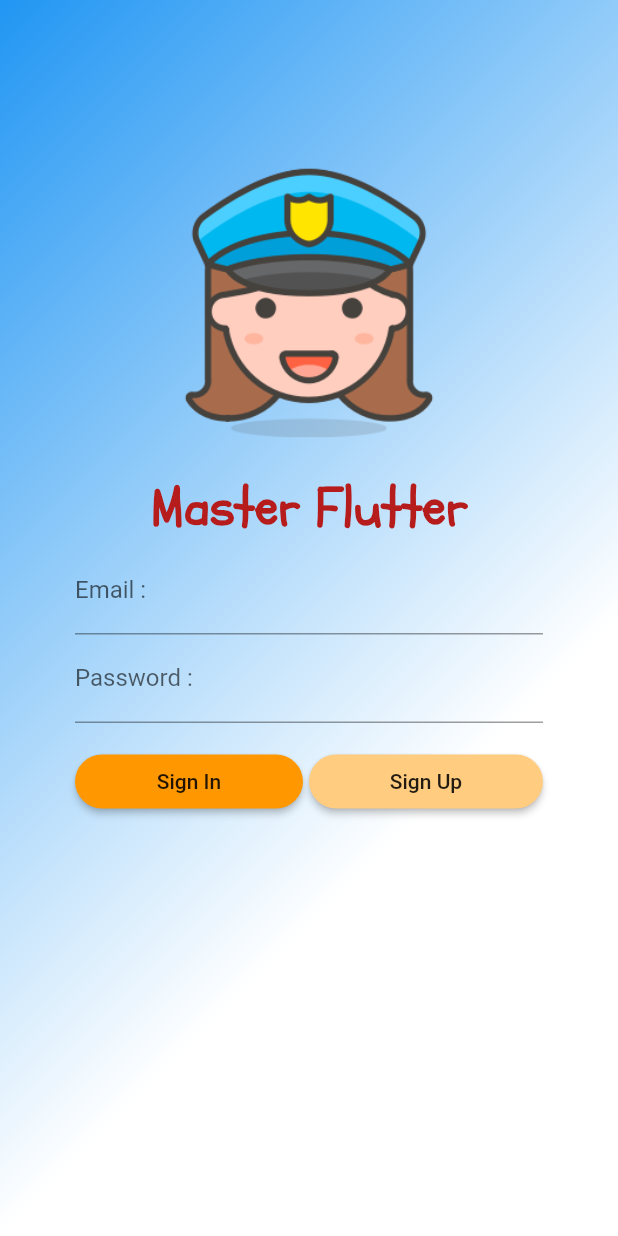
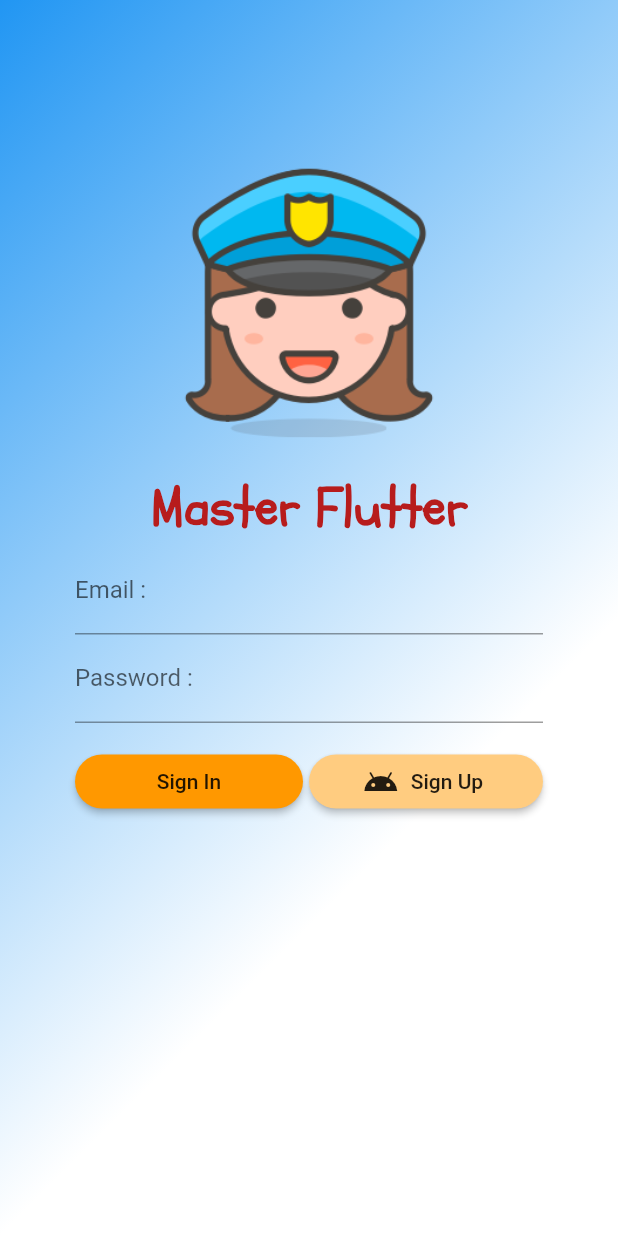
Before and after one commit to masterUNG/MasterFirebase, a Flutter app: the Authen screen opened directly, on a phone screen of 412 x 824 dp. Run offline on Flutter 3.47's test engine with Material 2 defaults, Android fonts, the phone set to English and light mode, and no system bars.

Commit message:
before Lunceh

```diff
--- a/lib/main.dart
+++ b/lib/main.dart
@@ -10,10 +10,12 @@ void main() {
 class MyApp extends StatelessWidget {
   @override
   Widget build(BuildContext context) {
-    SystemChrome.setPreferredOrientations([DeviceOrientation.portraitUp,DeviceOrientation.portraitDown]);
+    SystemChrome.setPreferredOrientations(
+        [DeviceOrientation.portraitUp, DeviceOrientation.portraitDown]);
     return MaterialApp(
+      debugShowCheckedModeBanner: false,
       title: 'Master Firbase',
-      home: Register(),
+      home: Authen(),
     );
   }
 }
--- a/lib/screens/authen.dart
+++ b/lib/screens/authen.dart
@@ -1,4 +1,5 @@
 import 'package:flutter/material.dart';
+import '../screens/register.dart';
 
 class Authen extends StatefulWidget {
   @override
@@ -6,11 +7,18 @@ class Authen extends StatefulWidget {
 }
 
 class _AuthenState extends State<Authen> {
-  Widget signUpButton() {
-    return RaisedButton(color: Colors.orange[200],
+  Widget signUpButton(BuildContext context) {
+    return RaisedButton.icon(
+      icon: Icon(Icons.android),
+      label: Text('Sign Up'),
+      color: Colors.orange[200],
       shape: RoundedRectangleBorder(borderRadius: BorderRadius.circular(30.0)),
-      child: Text('Sign Up'),
-      onPressed: () {},
+      onPressed: () {
+        print('You Click Sign Up');
+        var registerRoute =
+            MaterialPageRoute(builder: (BuildContext context) => Register());
+            Navigator.of(context).push(registerRoute);
+      },
     );
   }
 
@@ -90,7 +98,7 @@ class _AuthenState extends State<Authen> {
                     ),
                   ),
                   Expanded(
-                    child: signUpButton(),
+                    child: signUpButton(context),
                   )
                 ],
               ),
```
Also changed, not shown: lib/screens/register.dart (+12 -0 lines).
